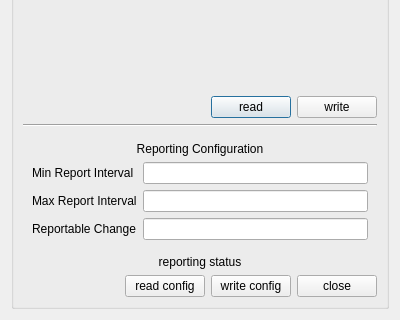
Qt form src/zm_attribute_info.ui (dresden-elektronik/deconz) before a commit; both pictures show x 0 to 400 and y 195 to 515 of the 400 by 515 pixel window.
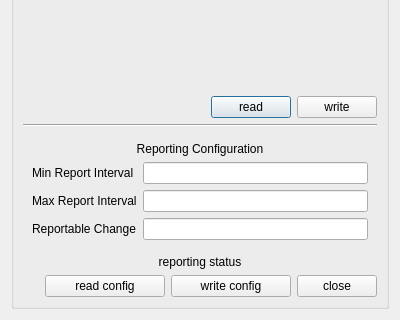
The same form after that commit.

Diff of the .ui file:
```diff
--- a/src/zm_attribute_info.ui
+++ b/src/zm_attribute_info.ui
@@ -255,7 +255,7 @@
           </property>
           <property name="sizeHint" stdset="0">
            <size>
-            <width>40</width>
+            <width>20</width>
             <height>20</height>
            </size>
           </property>
@@ -263,6 +263,18 @@
         </item>
         <item>
          <widget class="QPushButton" name="readReportConfButton">
+          <property name="sizePolicy">
+           <sizepolicy hsizetype="Preferred" vsizetype="Fixed">
+            <horstretch>0</horstretch>
+            <verstretch>0</verstretch>
+           </sizepolicy>
+          </property>
+          <property name="minimumSize">
+           <size>
+            <width>120</width>
+            <height>0</height>
+           </size>
+          </property>
           <property name="text">
            <string>read config</string>
           </property>
@@ -270,6 +282,18 @@
         </item>
         <item>
          <widget class="QPushButton" name="writeReportConfButton">
+          <property name="sizePolicy">
+           <sizepolicy hsizetype="Preferred" vsizetype="Fixed">
+            <horstretch>0</horstretch>
+            <verstretch>0</verstretch>
+           </sizepolicy>
+          </property>
+          <property name="minimumSize">
+           <size>
+            <width>120</width>
+            <height>0</height>
+           </size>
+          </property>
           <property name="text">
            <string>write config</string>
           </property>
```
Left out of the diff: 6 changed lines with no effect on the pictures.
